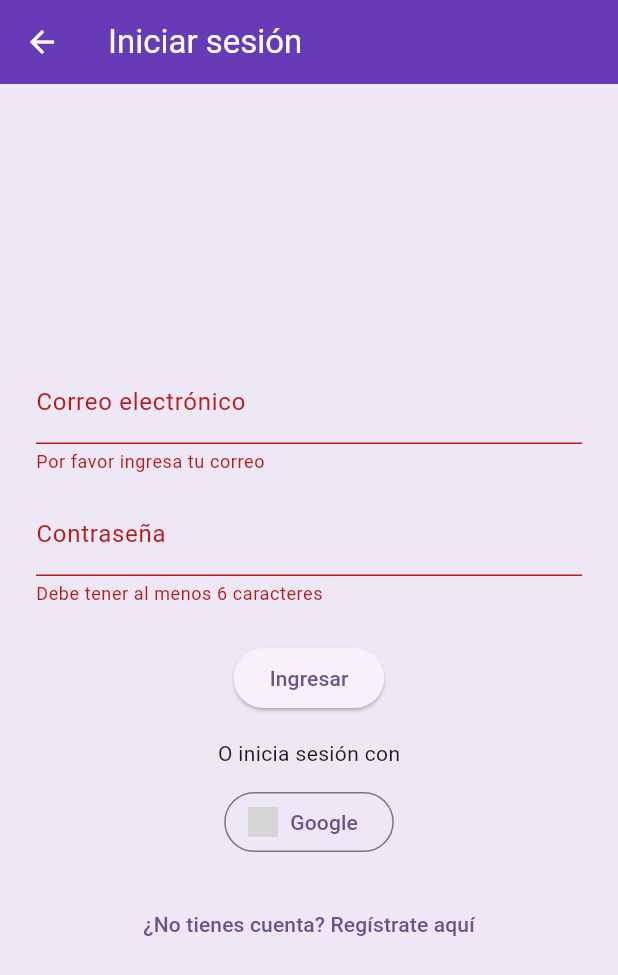
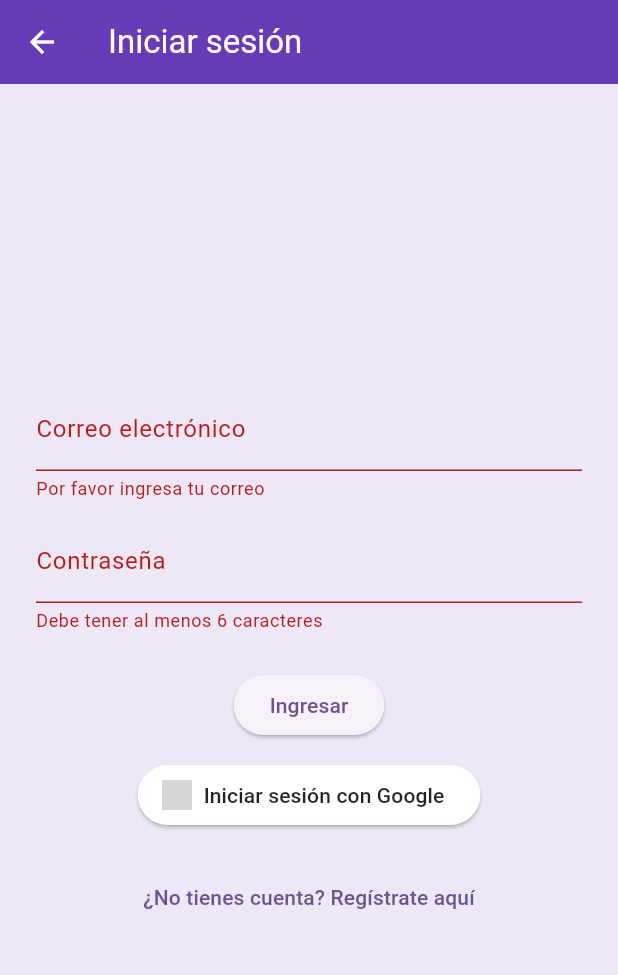
Before and after one commit to giovannihr2004/lector_global, a Flutter app: the LoginScreen screen opened by its route, after a tap on "Ingresar", on a phone screen of 412 x 824 dp. Shown: the top 975 px of the screen. Run offline on Flutter 3.47's test engine with Material 3 defaults, Android fonts, the phone set to English and light mode, and no system bars; our stand-ins replace firebase_auth, google_sign_in; missing offline and left inert: flutter_facebook_auth; accounts and stored records are empty; grey boxes are pictures that could not be loaded.

Commit message:
Versión 2.0 - Correcciones visuales, botón de Google y advertencia de opacidad resuelta

```diff
--- a/lib/screens/auth/login_screen.dart
+++ b/lib/screens/auth/login_screen.dart
@@ -1,7 +1,7 @@
 // ---------------------------------------------------------------------
 // Pantalla de inicio de sesión para la aplicación Lector Global
-// Versión 1.9 - Corrección de contexto en ScaffoldMessenger y mejoras visuales
-// Fecha: 23/04/2025 - 23:59 (202504232359)
+// Versión 2.0 - Mejora del botón de Google, manejo correcto de ScaffoldMessenger
+// Fecha: 23/04/2025 - 23:58 (202504232358)
 // ---------------------------------------------------------------------
 
 import 'package:flutter/material.dart';
@@ -19,36 +19,35 @@ class _LoginScreenState extends State<LoginScreen> {
   final GlobalKey<FormState> _formKey = GlobalKey<FormState>();
   final TextEditingController _emailController = TextEditingController();
   final TextEditingController _passwordController = TextEditingController();
+
   bool _isLoading = false;
 
-  void _loginUser() {
+  void _loginUser() async {
     if (_formKey.currentState!.validate()) {
-      final messenger = ScaffoldMessenger.of(context);
-
       setState(() => _isLoading = true);
 
       final email = _emailController.text.trim();
       final password = _passwordController.text;
 
-      Future.delayed(const Duration(seconds: 2), () {
+      await Future.delayed(const Duration(seconds: 2));
+
       if (!mounted) return;
       setState(() => _isLoading = false);
 
+      final scaffoldMessenger = ScaffoldMessenger.of(context);
       if (email == 'test@lector.com' && password == '123456') {
-          messenger.showSnackBar(
+        scaffoldMessenger.showSnackBar(
           const SnackBar(content: Text('Inicio de sesión exitoso')),
         );
       } else {
-          messenger.showSnackBar(
+        scaffoldMessenger.showSnackBar(
           const SnackBar(content: Text('Correo o contraseña incorrectos')),
         );
       }
-      });
     }
   }
 
-  Future<void> _signInWithGoogle() async {
-    final messenger = ScaffoldMessenger.of(context);
+  Future<void> _loginWithGoogle() async {
     setState(() => _isLoading = true);
 
     final user = await GoogleSignInService.signInWithGoogle();
@@ -56,12 +55,13 @@ class _LoginScreenState extends State<LoginScreen> {
     if (!mounted) return;
     setState(() => _isLoading = false);
 
+    final scaffoldMessenger = ScaffoldMessenger.of(context);
     if (user != null) {
-      messenger.showSnackBar(
-        SnackBar(content: Text('Bienvenido, ${user.displayName ?? "Usuario"}')),
+      scaffoldMessenger.showSnackBar(
+        SnackBar(content: Text('Bienvenido, ${user.displayName}!')),
       );
     } else {
-      messenger.showSnackBar(
+      scaffoldMessenger.showSnackBar(
         const SnackBar(content: Text('No se pudo iniciar sesión con Google')),
       );
     }
@@ -118,13 +118,18 @@ class _LoginScreenState extends State<LoginScreen> {
                     onPressed: _isLoading ? null : _loginUser,
                     child: const Text('Ingresar'),
                   ),
-                  const SizedBox(height: 16),
-                  const Text('O inicia sesión con'),
                   const SizedBox(height: 12),
-                  OutlinedButton.icon(
-                    onPressed: _isLoading ? null : _signInWithGoogle,
-                    icon: Image.asset('assets/google_logo.png', height: 20),
-                    label: const Text('Google'),
+                  ElevatedButton.icon(
+                    onPressed: _isLoading ? null : _loginWithGoogle,
+                    style: ElevatedButton.styleFrom(
+                      backgroundColor: Colors.white,
+                      foregroundColor: Colors.black87,
+                    ),
+                    icon: Image.asset(
+                      'assets/google_logo.png',
+                      height: 20,
+                    ),
+                    label: const Text('Iniciar sesión con Google'),
                   ),
                   const SizedBox(height: 20),
                   TextButton(
@@ -149,7 +154,7 @@ class _LoginScreenState extends State<LoginScreen> {
         // -------------------------------
         if (_isLoading)
           Container(
-            color: Colors.black.withAlpha((0.4 * 255).toInt()),
+            color: Colors.black.withAlpha(102), // 102 = 0.4 * 255
             child: const Center(
               child: Column(
                 mainAxisSize: MainAxisSize.min,
```
Lines whose indentation alone changed are shown as unchanged.
